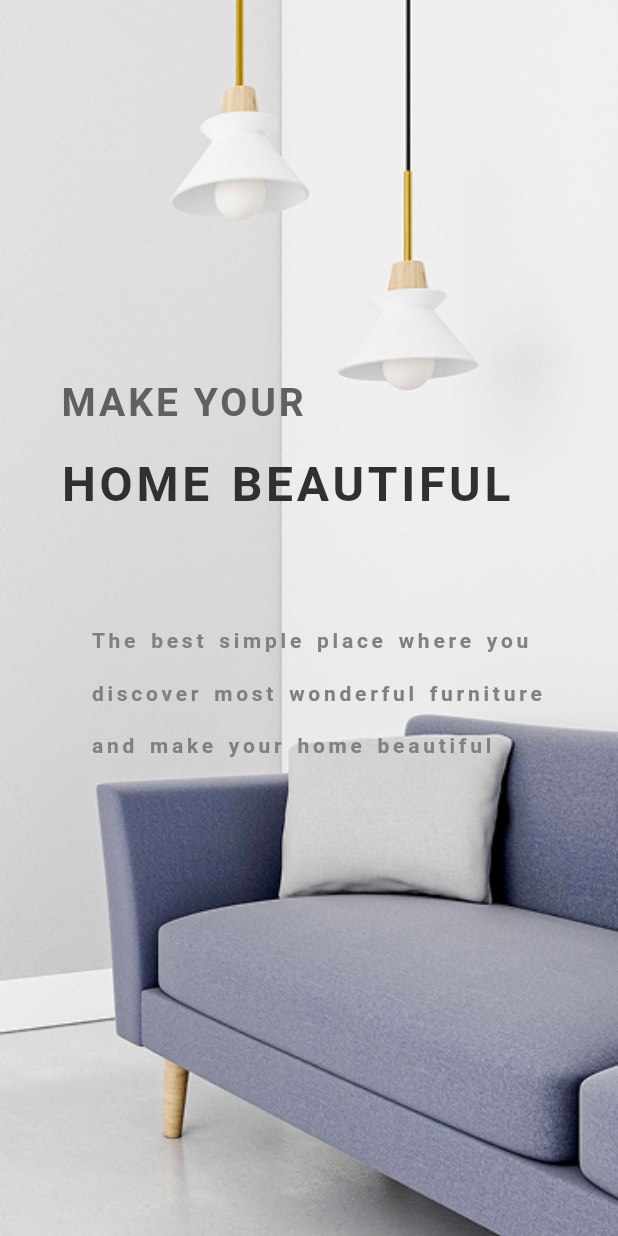
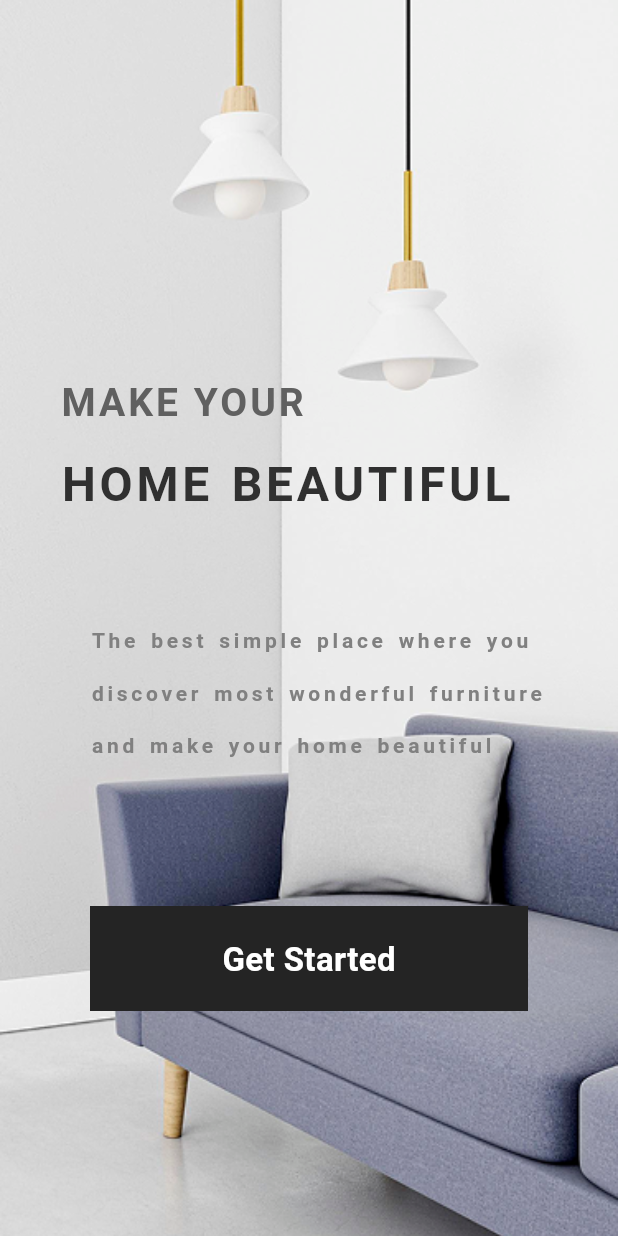
Before and after one commit to iamfarazbaloch/furniture_app, a Flutter app: the screen it shows after launch, on a phone screen of 412 x 824 dp. Run offline on Flutter 3.47's test engine with Material 3 defaults, Android fonts, the phone set to English and light mode, and no system bars; our stand-ins replace google_fonts; Roboto replaces fonts that are missing (Gelasio).

```diff
--- a/lib/pages/splash_page.dart
+++ b/lib/pages/splash_page.dart
@@ -1,6 +1,8 @@
 import 'package:flutter/material.dart';
+import 'package:furniture_app/pages/Login_page.dart';
+import 'package:furniture_app/widgets/my_button.dart';
 
-import '../contant/app_color.dart';
+import '../constant/app_color.dart';
 
 class SplashPage extends StatelessWidget {
   const SplashPage({super.key});
@@ -61,6 +63,25 @@ class SplashPage extends StatelessWidget {
               ),
             ),
           ),
+          Positioned(
+            bottom: 150,
+            left: 0,
+            right: 0,
+            child: Padding(
+              padding: const EdgeInsets.symmetric(horizontal: 60),
+              child: Center(
+                child: MyButton(
+                  text: 'Get Started',
+                  onTap: () {
+                    Navigator.pushReplacement(
+                      context,
+                      MaterialPageRoute(builder: (context) => LoginPage()),
+                    );
+                  },
+                ),
+              ),
+            ),
+          ),
         ],
       ),
     );
--- a/lib/widgets/my_button.dart
+++ b/lib/widgets/my_button.dart
@@ -0,0 +1,30 @@
+import 'package:flutter/material.dart';
+import 'package:furniture_app/constant/app_color.dart';
+
+class MyButton extends StatelessWidget {
+  final void Function()? onTap;
+  final String text;
+  const MyButton({super.key, this.onTap, required this.text});
+
+  @override
+  Widget build(BuildContext context) {
+    return GestureDetector(
+      onTap: onTap,
+      child: Container(
+        padding: EdgeInsets.all(20),
+        height: 70,
+        decoration: BoxDecoration(color: buttonBg),
+        child: Center(
+          child: Text(
+            text,
+            style: TextStyle(
+              color: Colors.white,
+              fontSize: 22,
+              fontWeight: FontWeight.bold,
+            ),
+          ),
+        ),
+      ),
+    );
+  }
+}
--- a/pubspec.yaml
+++ b/pubspec.yaml
@@ -35,6 +35,7 @@ dependencies:
   # Use with the CupertinoIcons class for iOS style icons.
   cupertino_icons: ^1.0.8
   google_fonts: ^6.2.1
+  gap: ^3.0.1
 
 dev_dependencies:
   flutter_test:
```
Also changed, not shown: lib/pages/Login_page.dart (added, +35 -0 lines), assets/icons/sofa.png (added), lib/constant/app_color.dart (renamed from lib/contant/app_color.dart), pubspec.lock.
